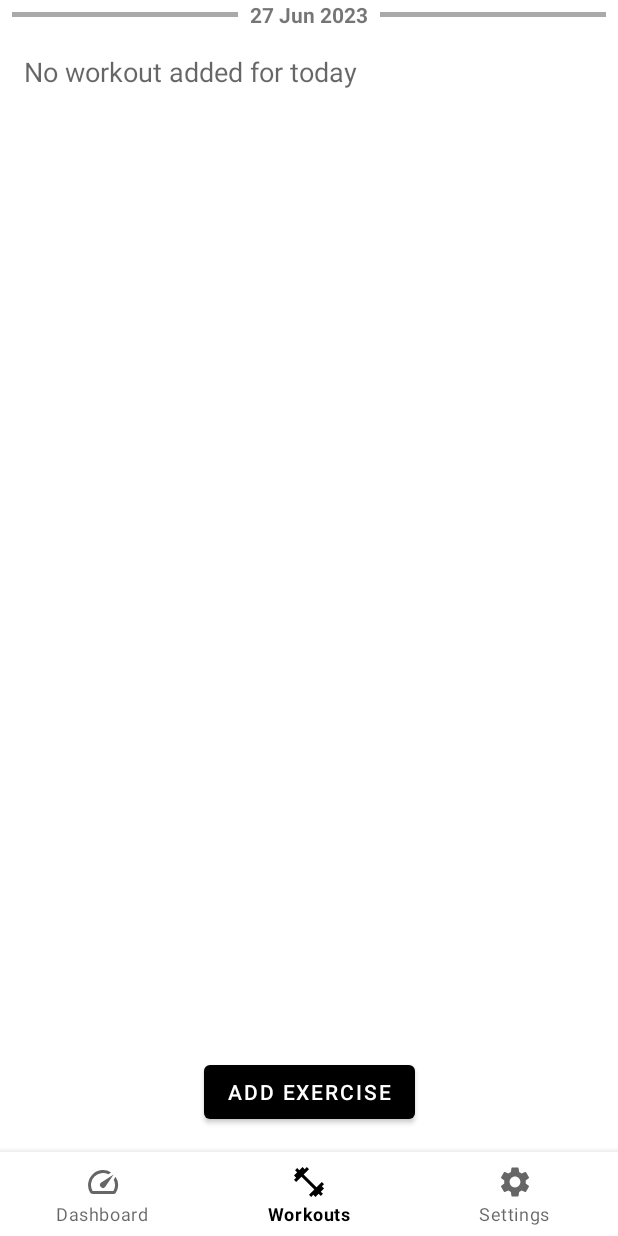
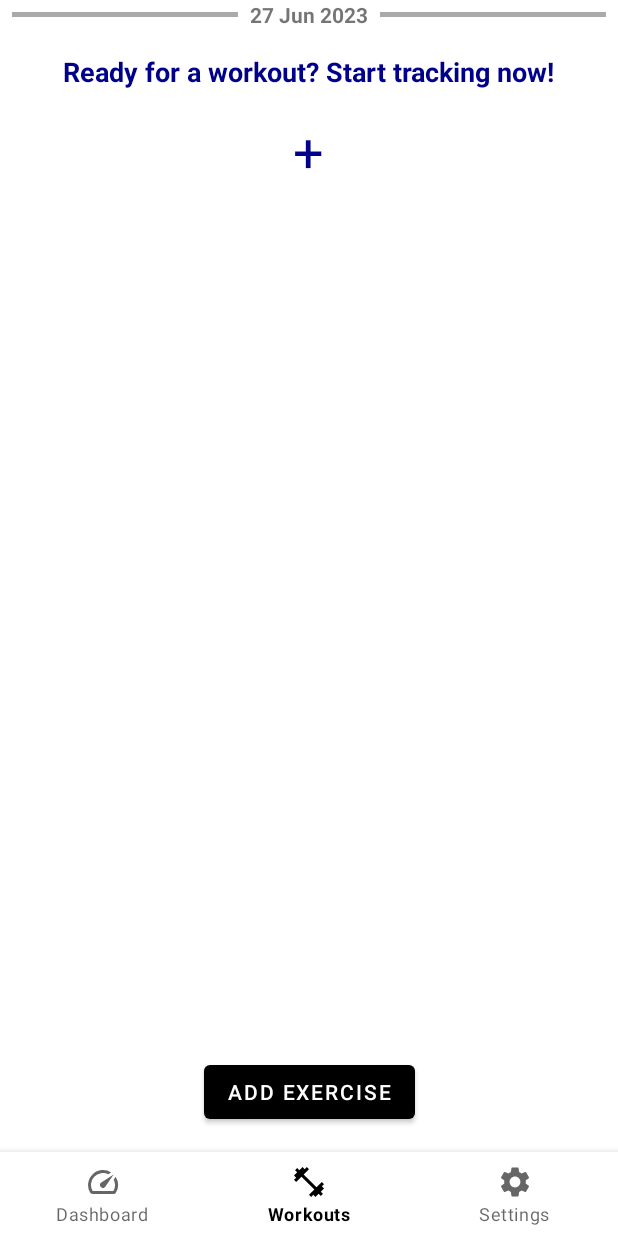
Before and after one commit to jungledav/gaintracker, an Android app: the MainActivity screen opened directly, with no data from a screen before it, on a phone screen of 412 x 824 dp. Run offline under Robolectric (Android 15) with nearby library versions, the phone set to English and light mode, and no system bars; libraries missing offline, so code that uses them is left out: com.jakewharton.threetenabp.

Commit message:
User can start a new workout from the list of exercises

```diff
--- a/app/src/main/java/com/example/gaintracker/MainActivity.kt
+++ b/app/src/main/java/com/example/gaintracker/MainActivity.kt
@@ -7,6 +7,7 @@ import android.util.Log
 import android.view.Menu
 import android.view.MenuItem
 import android.widget.Button
+import android.widget.TextView
 import androidx.activity.viewModels
 import androidx.appcompat.app.AppCompatActivity
 import androidx.recyclerview.widget.ItemTouchHelper
@@ -25,7 +26,13 @@ import com.example.gaintracker.viewmodels.ExerciseDetailsActivity
 import androidx.lifecycle.ViewModelProvider
 import com.google.android.material.bottomnavigation.BottomNavigationView
 
-class MainActivity : BaseActivity() {
+
+
+interface OnNoExercisesTodayClickListener {
+    fun onNoExercisesTodayClick()
+}
+
+class MainActivity : BaseActivity(), OnNoExercisesTodayClickListener {
 
     private lateinit var adapter: ExerciseAdapter
     private val viewModel: MainViewModel by viewModels { MainViewModelFactory(appContainer.mainRepository) }
@@ -38,7 +45,12 @@ class MainActivity : BaseActivity() {
         const val EXTRA_EXERCISE_ID = "extra_exercise_id"
         const val EXTRA_EXERCISE_NAME = "extra_exercise_name"
     }
-
+    interface OnNoExercisesTodayClickListener {
+        fun onNoExercisesTodayClick()
+    }
+    override fun onNoExercisesTodayClick() {
+        openAddExerciseActivity()
+    }
     private fun generateExerciseListItems(exercisesWithGroupNames: List<ExerciseWithGroupName>): List<ExerciseListItem> {
         val items = mutableListOf<ExerciseListItem>()
         var previousDate: Date? = null
@@ -138,7 +150,7 @@ class MainActivity : BaseActivity() {
 
         val recyclerView: RecyclerView = findViewById(R.id.recyclerViewExercises)
         previousDate = null
-        adapter = ExerciseAdapter { exercise ->
+        adapter = ExerciseAdapter({ exercise ->
             viewModel.getSetsForExercise(exercise.id.toLong())
                 .observe(this, Observer { sets: List<ExerciseSet> ->
                     val position = adapter.indexOfExercise(exercise)
@@ -147,14 +159,16 @@ class MainActivity : BaseActivity() {
                         viewHolder.updateSetsCount(sets.size)
                     }
                 })
-        }
+        }, this)
         recyclerView.layoutManager = LinearLayoutManager(this)
         recyclerView.adapter = adapter
+
 
         viewModel.allExercisesWithGroupNames.observe(this) { exercisesWithGroupNames ->
             val items = generateExerciseListItems(exercisesWithGroupNames)
             adapter.setItems(items)
         }
+
 
         val buttonAddExercise = findViewById<Button>(R.id.buttonAddExercise)
         buttonAddExercise.setOnClickListener {
@@ -198,6 +212,7 @@ class MainActivity : BaseActivity() {
                 }
             }
         })
+
     }
 
     private fun undoDeleteExercise(exercise: Exercise) {
--- a/app/src/main/java/com/example/gaintracker/adapters/ExerciseAdapter.kt
+++ b/app/src/main/java/com/example/gaintracker/adapters/ExerciseAdapter.kt
@@ -5,16 +5,20 @@ import android.view.View
 import android.view.ViewGroup
 import android.widget.TextView
 import androidx.recyclerview.widget.RecyclerView
+import com.example.gaintracker.MainActivity
 import com.example.gaintracker.R
 import com.example.gaintracker.data.models.Exercise
 import com.example.gaintracker.data.models.ExerciseListItem
 import java.text.SimpleDateFormat
 import java.util.*
+import com.example.gaintracker.OnNoExercisesTodayClickListener
+
 
 
 
 class ExerciseAdapter(
-    private val onFetchSets: (exercise: Exercise) -> Unit
+    private val onFetchSets: (exercise: Exercise) -> Unit,
+    private val context: MainActivity
 ) : RecyclerView.Adapter<RecyclerView.ViewHolder>() {
 
     private var items = emptyList<ExerciseListItem>()
@@ -42,7 +46,14 @@ class ExerciseAdapter(
         val textViewDate: TextView = itemView.findViewById(R.id.textViewDate)
     }
 
-    inner class NoExercisesTodayViewHolder(itemView: View) : RecyclerView.ViewHolder(itemView)
+    inner class NoExercisesTodayViewHolder(itemView: View) : RecyclerView.ViewHolder(itemView) {
+        init {
+            itemView.setOnClickListener {
+                context.onNoExercisesTodayClick()
+            }
+        }
+    }
+
 
     override fun onCreateViewHolder(parent: ViewGroup, viewType: Int): RecyclerView.ViewHolder {
         return when (viewType) {
--- a/app/src/main/res/layout/no_exercises_today_item.xml
+++ b/app/src/main/res/layout/no_exercises_today_item.xml
@@ -1,8 +1,27 @@
-<?xml version="1.0" encoding="utf-8"?>
-<TextView xmlns:android="http://schemas.android.com/apk/res/android"
-    android:id="@+id/textViewNoExercisesToday"
+<LinearLayout xmlns:android="http://schemas.android.com/apk/res/android"
     android:layout_width="match_parent"
     android:layout_height="wrap_content"
-    android:padding="16dp"
-    android:text="No workout added for today"
-    android:textAppearance="@style/TextAppearance.AppCompat.Medium" />
+    android:orientation="vertical"
+    android:gravity="center_horizontal"
+    android:padding="16dp">
+
+    <TextView
+        android:id="@+id/textViewNoExercisesToday"
+        android:layout_width="wrap_content"
+        android:layout_height="wrap_content"
+        android:text="Ready for a workout? Start tracking now!"
+        android:textSize="18sp"
+        android:textStyle="bold"
+        android:textColor="@color/dark_blue"
+        android:textAppearance="@style/TextAppearance.AppCompat.Medium" />
+
+    <TextView
+        android:id="@+id/textViewPlus"
+        android:layout_width="wrap_content"
+        android:layout_height="wrap_content"
+        android:text="+"
+        android:textSize="36sp"
+        android:textColor="@color/dark_blue"
+        android:layout_marginTop="16dp"
+        android:textAppearance="@style/TextAppearance.AppCompat.Large" />
+</LinearLayout>
```
